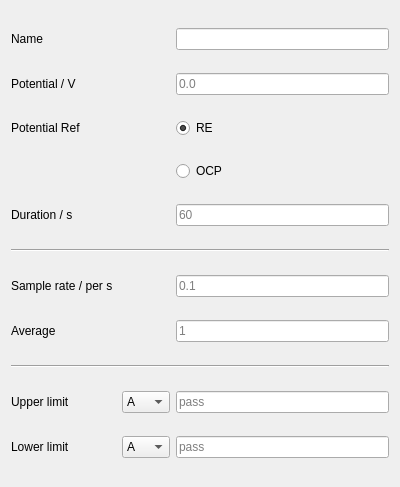
Before: the Qt Designer form qt_CA.ui in ChristopherYJS/ElectrochemicalOuija, drawn with Qt 5.
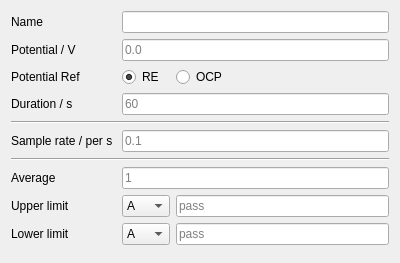
After: the same form once the commit is applied.

The edit to the form file:
```diff
--- a/qt_CA.ui
+++ b/qt_CA.ui
@@ -7,11 +7,11 @@
     <x>0</x>
     <y>0</y>
     <width>400</width>
-    <height>487</height>
+    <height>263</height>
    </rect>
   </property>
   <property name="sizePolicy">
-   <sizepolicy hsizetype="Preferred" vsizetype="Maximum">
+   <sizepolicy hsizetype="Fixed" vsizetype="Maximum">
     <horstretch>0</horstretch>
     <verstretch>0</verstretch>
    </sizepolicy>
@@ -19,46 +19,13 @@
   <property name="windowTitle">
    <string>Form</string>
   </property>
+  <layout class="QVBoxLayout" name="verticalLayout">
+   <property name="sizeConstraint">
+    <enum>QLayout::SetMaximumSize</enum>
+   </property>
+   <item>
   <layout class="QGridLayout" name="gridLayout">
-   <item row="10" column="1">
-    <widget class="QComboBox" name="comboBoxLowerLimit">
-     <item>
-      <property name="text">
-       <string>A</string>
-      </property>
-     </item>
-     <item>
-      <property name="text">
-       <string>mA</string>
-      </property>
-     </item>
-     <item>
-      <property name="text">
-       <string>uA</string>
-      </property>
-     </item>
-     <item>
-      <property name="text">
-       <string>nA</string>
-      </property>
-     </item>
-    </widget>
-   </item>
-   <item row="10" column="2">
-    <widget class="QLineEdit" name="lineEditLowerLimit">
-     <property name="placeholderText">
-      <string>pass</string>
-     </property>
-    </widget>
-   </item>
-   <item row="9" column="2">
-    <widget class="QLineEdit" name="lineEditUpperLimit">
-     <property name="placeholderText">
-      <string>pass</string>
-     </property>
-    </widget>
-   </item>
-   <item row="2" column="2">
+     <item row="2" column="1">
     <widget class="QRadioButton" name="radioButtonRE">
      <property name="text">
       <string>RE</string>
@@ -74,40 +41,6 @@
      </attribute>
     </widget>
    </item>
-   <item row="7" column="0">
-    <widget class="QLabel" name="labelAverage">
-     <property name="text">
-      <string>Average</string>
-     </property>
-    </widget>
-   </item>
-   <item row="3" column="2">
-    <widget class="QRadioButton" name="radioButtonOCP">
-     <property name="text">
-      <string>OCP</string>
-     </property>
-     <property name="autoExclusive">
-      <bool>false</bool>
-     </property>
-     <attribute name="buttonGroup">
-      <string notr="true">buttonGroup</string>
-     </attribute>
-    </widget>
-   </item>
-   <item row="4" column="0">
-    <widget class="QLabel" name="labelDuration">
-     <property name="text">
-      <string>Duration / s</string>
-     </property>
-    </widget>
-   </item>
-   <item row="4" column="2">
-    <widget class="QLineEdit" name="lineEditDuration">
-     <property name="placeholderText">
-      <string>60</string>
-     </property>
-    </widget>
-   </item>
    <item row="2" column="0">
     <widget class="QLabel" name="labelPotentialRef">
      <property name="text">
@@ -115,13 +48,6 @@
      </property>
     </widget>
    </item>
-   <item row="5" column="0" colspan="3">
-    <widget class="Line" name="line">
-     <property name="orientation">
-      <enum>Qt::Horizontal</enum>
-     </property>
-    </widget>
-   </item>
    <item row="1" column="0">
     <widget class="QLabel" name="labelPotential">
      <property name="text">
@@ -129,49 +55,48 @@
      </property>
     </widget>
    </item>
-   <item row="6" column="0">
+     <item row="2" column="2">
+      <widget class="QRadioButton" name="radioButtonOCP">
+       <property name="text">
+        <string>OCP</string>
+       </property>
+       <property name="autoExclusive">
+        <bool>false</bool>
+       </property>
+       <attribute name="buttonGroup">
+        <string notr="true">buttonGroup</string>
+       </attribute>
+      </widget>
+     </item>
+     <item row="3" column="0">
+      <widget class="QLabel" name="labelDuration">
+       <property name="text">
+        <string>Duration / s</string>
+       </property>
+      </widget>
+     </item>
+     <item row="5" column="0">
     <widget class="QLabel" name="labelSampleRate">
      <property name="text">
       <string>Sample rate / per s </string>
      </property>
     </widget>
    </item>
-   <item row="8" column="0" colspan="3">
-    <widget class="Line" name="line_2">
-     <property name="orientation">
-      <enum>Qt::Horizontal</enum>
+     <item row="0" column="0">
+      <widget class="QLabel" name="labelName">
+       <property name="text">
+        <string>Name</string>
      </property>
     </widget>
    </item>
-   <item row="9" column="0">
+     <item row="8" column="0">
     <widget class="QLabel" name="labelUpperLimit">
      <property name="text">
       <string>Upper limit</string>
      </property>
     </widget>
    </item>
-   <item row="7" column="2">
-    <widget class="QLineEdit" name="lineEditAverage">
-     <property name="placeholderText">
-      <string>1</string>
-     </property>
-    </widget>
-   </item>
-   <item row="1" column="2">
-    <widget class="QLineEdit" name="lineEditPotential">
-     <property name="placeholderText">
-      <string>0.0</string>
-     </property>
-    </widget>
-   </item>
-   <item row="6" column="2">
-    <widget class="QLineEdit" name="lineEditSampleRate">
-     <property name="placeholderText">
-      <string>0.1</string>
-     </property>
-    </widget>
-   </item>
-   <item row="9" column="1">
+     <item row="8" column="1">
     <widget class="QComboBox" name="comboBoxUpperLimit">
      <item>
       <property name="text">
@@ -195,26 +120,124 @@
      </item>
     </widget>
    </item>
-   <item row="10" column="0">
+     <item row="8" column="2">
+      <widget class="QLineEdit" name="lineEditUpperLimit">
+       <property name="placeholderText">
+        <string>pass</string>
+       </property>
+      </widget>
+     </item>
+     <item row="9" column="0">
     <widget class="QLabel" name="labelLowerLimit">
      <property name="text">
       <string>Lower limit</string>
      </property>
     </widget>
    </item>
-   <item row="0" column="0">
-    <widget class="QLabel" name="labelName">
+     <item row="4" column="0" colspan="3">
+      <widget class="Line" name="line">
+       <property name="orientation">
+        <enum>Qt::Horizontal</enum>
+       </property>
+      </widget>
+     </item>
+     <item row="7" column="0">
+      <widget class="QLabel" name="labelAverage">
      <property name="text">
-      <string>Name</string>
+        <string>Average</string>
      </property>
     </widget>
    </item>
-   <item row="0" column="2">
+     <item row="9" column="2">
+      <widget class="QLineEdit" name="lineEditLowerLimit">
+       <property name="placeholderText">
+        <string>pass</string>
+       </property>
+      </widget>
+     </item>
+     <item row="9" column="1">
+      <widget class="QComboBox" name="comboBoxLowerLimit">
+       <item>
+        <property name="text">
+         <string>A</string>
+        </property>
+       </item>
+       <item>
+        <property name="text">
+         <string>mA</string>
+        </property>
+       </item>
+       <item>
+        <property name="text">
+         <string>uA</string>
+        </property>
+       </item>
+       <item>
+        <property name="text">
+         <string>nA</string>
+        </property>
+       </item>
+      </widget>
+     </item>
+     <item row="6" column="0" colspan="3">
+      <widget class="Line" name="line_2">
+       <property name="orientation">
+        <enum>Qt::Horizontal</enum>
+       </property>
+      </widget>
+     </item>
+     <item row="0" column="1" colspan="2">
     <widget class="QLineEdit" name="lineEditName">
      <property name="placeholderText">
       <string/>
      </property>
     </widget>
+     </item>
+     <item row="1" column="1" colspan="2">
+      <widget class="QLineEdit" name="lineEditPotential">
+       <property name="placeholderText">
+        <string>0.0</string>
+       </property>
+      </widget>
+     </item>
+     <item row="3" column="1" colspan="2">
+      <widget class="QLineEdit" name="lineEditDuration">
+       <property name="placeholderText">
+        <string>60</string>
+       </property>
+      </widget>
+     </item>
+     <item row="5" column="1" colspan="2">
+      <widget class="QLineEdit" name="lineEditSampleRate">
+       <property name="placeholderText">
+        <string>0.1</string>
+       </property>
+      </widget>
+     </item>
+     <item row="7" column="1" colspan="2">
+      <widget class="QLineEdit" name="lineEditAverage">
+       <property name="placeholderText">
+        <string>1</string>
+       </property>
+      </widget>
+     </item>
+    </layout>
+   </item>
+   <item>
+    <spacer name="verticalSpacer">
+     <property name="orientation">
+      <enum>Qt::Vertical</enum>
+     </property>
+     <property name="sizeType">
+      <enum>QSizePolicy::Expanding</enum>
+     </property>
+     <property name="sizeHint" stdset="0">
+      <size>
+       <width>20</width>
+       <height>40</height>
+      </size>
+     </property>
+    </spacer>
    </item>
   </layout>
  </widget>
```
Lines whose indentation alone changed are shown as unchanged.
